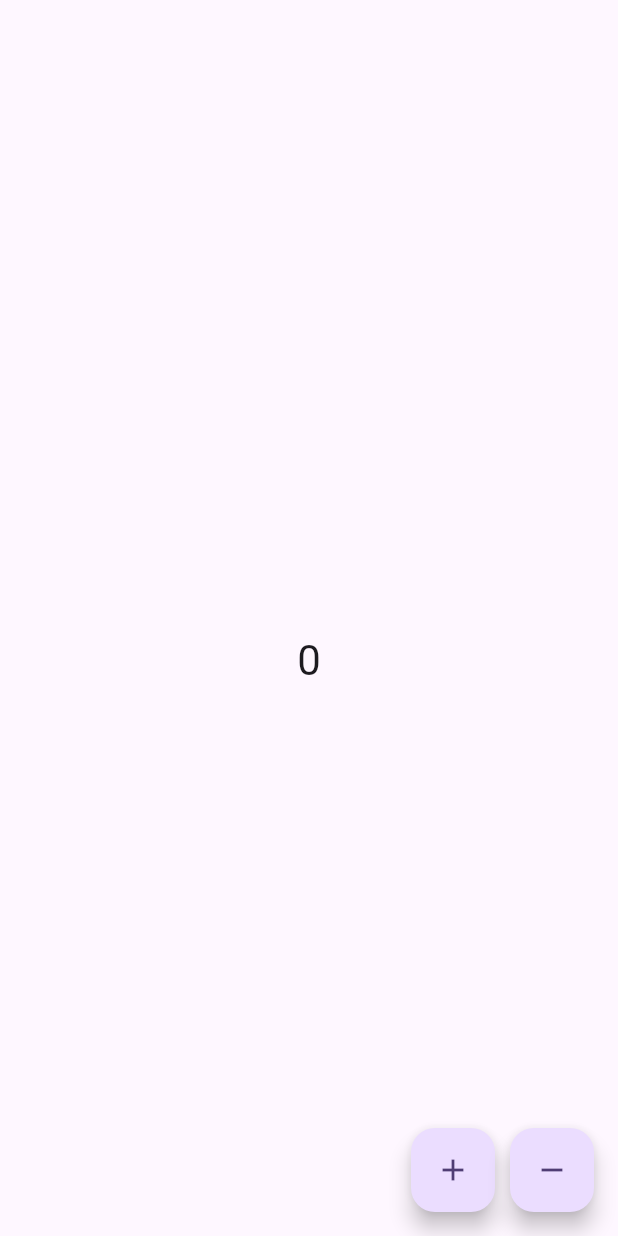
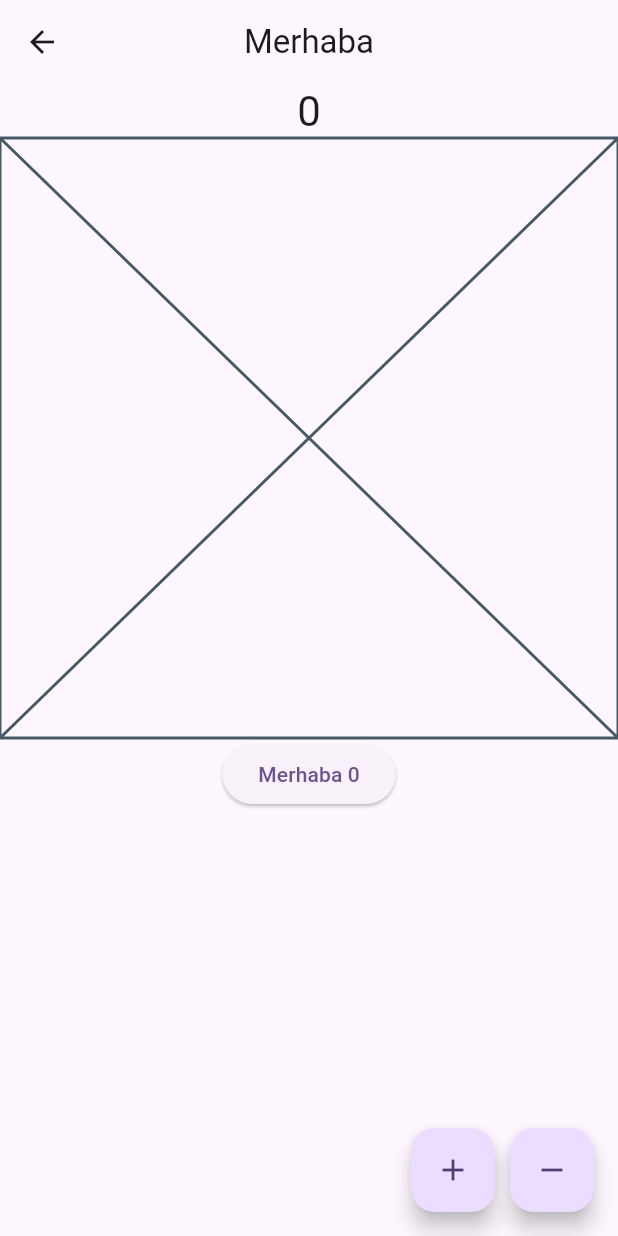
Before and after one commit to berkecibir/flutter_examples, a Flutter app: the StatefulLearnView screen opened directly, on a phone screen of 412 x 824 dp. Run offline on Flutter 3.47's test engine with Material 3 defaults, Android fonts, the phone set to English and light mode, and no system bars.

Commit message:
yedinci ders

```diff
--- /dev/null
+++ b/lib/product/counter_merhaba_button.dart
@@ -0,0 +1,29 @@
+import 'package:flutter/material.dart';
+import 'package:flutter_application_1/product/language/language_items.dart';
+
+class CounterMerhabaButton extends StatefulWidget {
+  const CounterMerhabaButton({super.key});
+
+  @override
+  State<CounterMerhabaButton> createState() => _MyWidgetState();
+}
+
+class _MyWidgetState extends State<CounterMerhabaButton> {
+  int _counterCustom = 0;
+  final String _merhabaTitle = LanguageItems.welcomeTitle;
+
+  void _updateCounter() {
+    setState(() {
+      ++_counterCustom;
+    });
+  }
+
+  @override
+  Widget build(BuildContext context) {
+    return ElevatedButton(
+        onPressed: () {
+          _updateCounter;
+        },
+        child: Text("$_merhabaTitle $_counterCustom"));
+  }
+}
--- /dev/null
+++ b/lib/product/language/language_items.dart
@@ -0,0 +1,3 @@
+class LanguageItems {
+  static const welcomeTitle = "Merhaba";
+}
--- a/lib/stateful_learn.dart
+++ b/lib/stateful_learn.dart
@@ -1,4 +1,6 @@
 import 'package:flutter/material.dart';
+import 'package:flutter_application_1/product/counter_merhaba_button.dart';
+import 'package:flutter_application_1/product/language/language_items.dart';
 
 class StatefulLearnView extends StatefulWidget {
   const StatefulLearnView({super.key});
@@ -12,6 +14,9 @@ class _StatefulLearnViewState extends State<StatefulLearnView> {
 //asıl işlemleri gösteren yerdir
 
   int _countValue = 0;
+
+  int _counterCustom = 0;
+
   void _updateCounter(bool isIncrement) {
     if (isIncrement) {
       _countValue = _countValue + 1;
@@ -24,7 +29,10 @@ class _StatefulLearnViewState extends State<StatefulLearnView> {
   @override
   Widget build(BuildContext context) {
     return Scaffold(
-      appBar: AppBar(),
+      appBar: AppBar(
+        title: const Text(LanguageItems.welcomeTitle),
+        centerTitle: true,
+      ),
       floatingActionButton: Row(
         mainAxisSize: MainAxisSize.min,
         children: [
@@ -32,15 +40,22 @@ class _StatefulLearnViewState extends State<StatefulLearnView> {
           _deincrementButton(),
         ],
       ),
-      body: Center(
-          child: Text(
-        _countValue.toString(),
-        style: Theme.of(context).textTheme.headlineMedium,
-      )),
+      body: Column(
+        children: [
+          Center(
+              child: Text(
+            _countValue.toString(),
+            style: Theme.of(context).textTheme.headlineMedium,
+          )),
+          const Placeholder(),
+          const CounterMerhabaButton(),
+        ],
+      ),
     );
   }
 
   FloatingActionButton _incrementButton() {
+    print('Burada');
     return FloatingActionButton(
       onPressed: () {
         _updateCounter(true);
```
Also changed, not shown: lib/demos/color_demos_view.dart (added, +51 -0 lines), lib/main.dart (+6 -1 lines), lib/page_view_learn.dart (added, +71 -0 lines), lib/stateful_life_cycle.dart (added, +63 -0 lines).
